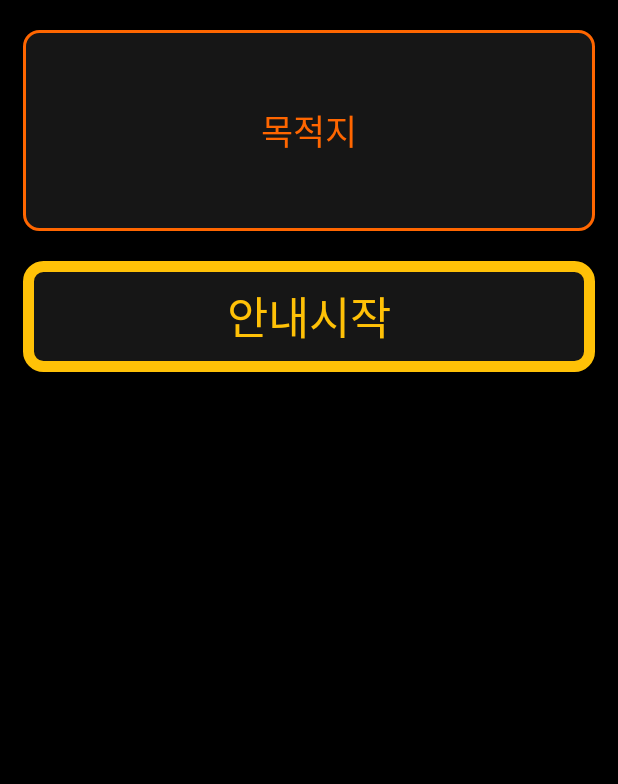
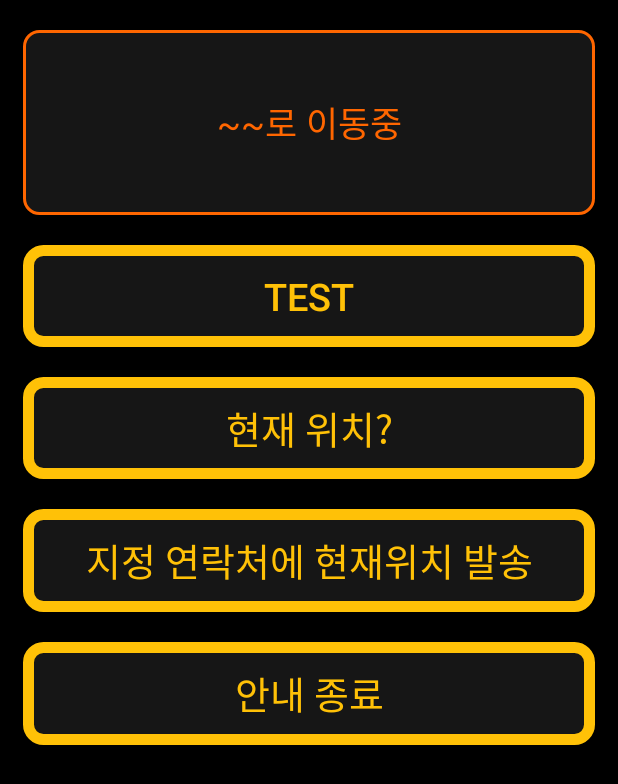
Before and after one commit to KongUm/Navigation_for_The_Blind, an Android app: the layout activity_navigation3.xml on its own in the app's theme, with its tools: preview values and no code run, on a phone screen of 412 x 824 dp. Shown: the top 784 px of the screen. Run offline under Robolectric (Android 15) with nearby library versions, the phone set to English and light mode, and no system bars.

Commit message:
Gps 실시간 갱신

```diff
--- a/app/src/main/java/com/example/nftb/Destination_data.kt
+++ b/app/src/main/java/com/example/nftb/Destination_data.kt
@@ -25,25 +25,27 @@ val Dest_address = listOf(
 )
 
 val Dest_longitude = listOf(
-    "127.055904",
+    "127.032830", //경기고 좌표값 수정 필요
     "127.062104",
     "127.054053",
     "127.047547",
     "127.056443",
     "127.032880",
     "127.052052",
+    "127.006030",
     "127.065798"
 
 //TODO : Dest_long, Dest_lat 다시만들기
 )
 
 val Dest_latitude = listOf(
-    "37.5169814",
+    "37.5028587", //경기고 좌표값 수정 필요
     "37.5051212",
     "37.4913217",
     "37.5016950",
     "37.4965104",
     "37.5308921",
     "37.4920524",
+    "37.4840533",
     "37.4866487"
 )
--- a/app/src/main/java/com/example/nftb/MainActivity.kt
+++ b/app/src/main/java/com/example/nftb/MainActivity.kt
@@ -38,10 +38,13 @@ class MainActivity : AppCompatActivity() {
             checkRunTimePermission()
         }
 
+        gpsTracker = GpsTracker(this@MainActivity)
+
         val btn_m1 = findViewById<Button>(R.id.btn_main_1)
 
         btn_m1.setOnClickListener {
-            gpsTracker = GpsTracker(this@MainActivity)
+
+
             val start_latitude = gpsTracker!!.getLatitude()
             val start_longitude = gpsTracker!!.getLongitude()
 
--- a/app/src/main/java/com/example/nftb/Navigation_2.kt
+++ b/app/src/main/java/com/example/nftb/Navigation_2.kt
@@ -7,6 +7,8 @@ import android.util.Log
 import android.widget.*
 
 var Destination_info = ""
+val Dest_lat = mutableListOf<String>()
+val Dest_long = mutableListOf<String>()
 
 
 class Navigation_2 : AppCompatActivity() {
@@ -15,8 +17,7 @@ class Navigation_2 : AppCompatActivity() {
         setContentView(R.layout.activity_navigation2)
 
         val Dest_list = mutableListOf<String>()
-        val Dest_lat = mutableListOf<String>()
-        val Dest_long = mutableListOf<String>()
+
 
         val Tvaddress = findViewById<TextView>(R.id.tv_address)
         Tvaddress.setText("검색어: $start_address")
@@ -33,7 +34,6 @@ class Navigation_2 : AppCompatActivity() {
         list_view.adapter = ArrayAdapter(this, R.layout.search_result, Dest_list)
 
         list_view.onItemClickListener = AdapterView.OnItemClickListener { parent, view, position, id ->
-            val data = PostModel("$start_long", "$start_lat", "${Dest_long[position]}", "${Dest_lat[position]}")
             Destination_info = "${Dest_list[position]}"
             Log.d("log", Dest_lat[position])
             Log.d("log", Dest_long[position])
--- a/app/src/main/res/layout/activity_navigation3.xml
+++ b/app/src/main/res/layout/activity_navigation3.xml
@@ -1,15 +1,15 @@
 <?xml version="1.0" encoding="utf-8"?>
 <LinearLayout xmlns:android="http://schemas.android.com/apk/res/android"
+    xmlns:app="http://schemas.android.com/apk/res-auto"
     xmlns:tools="http://schemas.android.com/tools"
     android:layout_width="match_parent"
     android:layout_height="match_parent"
     tools:context=".Navigation_3"
+    android:weightSum="100"
     android:orientation="vertical"
-    android:weightSum="100"
     android:background="@color/black">
 
     <TextView
-        android:id="@+id/tv_dest"
         android:layout_width="match_parent"
         android:layout_height="0dp"
         android:layout_marginHorizontal="15dp"
@@ -17,7 +17,7 @@
         android:layout_weight="18"
         android:background="@drawable/tv_border"
         android:gravity="center"
-        android:text="목적지"
+        android:text="~~로 이동중"
         android:textColor="@color/orange"
         android:textSize="23sp" />
 
@@ -29,22 +29,53 @@
         android:layout_marginHorizontal="15dp"
         android:layout_marginTop="20dp"
         android:background="@drawable/btn_border"
-        android:text="안내시작"
-        android:textSize="30sp"
+        android:text="test"
+        android:textSize="25sp"
+        android:textColor="@color/yellow"/>
+
+    <Button
+        android:layout_width="match_parent"
+        android:layout_height="0dp"
+        android:layout_weight="10"
+        android:layout_marginHorizontal="15dp"
+        android:layout_marginTop="20dp"
+        android:background="@drawable/btn_border"
+        android:text="현재 위치?"
+        android:textSize="25sp"
+        android:textColor="@color/yellow"/>
+
+    <Button
+        android:layout_width="match_parent"
+        android:layout_height="0dp"
+        android:layout_weight="10"
+        android:layout_marginHorizontal="15dp"
+        android:layout_marginTop="20dp"
+        android:background="@drawable/btn_border"
+        android:text="지정 연락처에 현재위치 발송"
+        android:textSize="25sp"
+        android:textColor="@color/yellow"/>
+
+    <Button
+        android:layout_width="match_parent"
+        android:layout_height="0dp"
+        android:layout_weight="10"
+        android:layout_marginHorizontal="15dp"
+        android:layout_marginTop="20dp"
+        android:background="@drawable/btn_border"
+        android:text="안내 종료"
+        android:textSize="25sp"
         android:textColor="@color/yellow"/>
 
     <TextView
         android:layout_width="match_parent"
         android:layout_height="wrap_content"
-        android:id="@+id/tv_t"
+        android:id="@+id/TV_Result"
         android:textColor="@color/yellow"/>
 
     <TextView
         android:layout_width="match_parent"
         android:layout_height="wrap_content"
-        android:id="@+id/tv_t2"
+        android:id="@+id/TV_Result2"
         android:textColor="@color/yellow"/>
 
-
-
 </LinearLayout>
```
Also changed, not shown: app/src/main/java/com/example/nftb/GpsTracker.kt (+5 -16 lines), app/src/main/java/com/example/nftb/Navigation_3.kt (+115 -16 lines), app/src/main/java/com/example/nftb/Navigation_4.kt (deleted, +0 -11 lines), app/src/main/res/layout/activity_navigation4.xml (deleted, +0 -57 lines), 1 other file.
